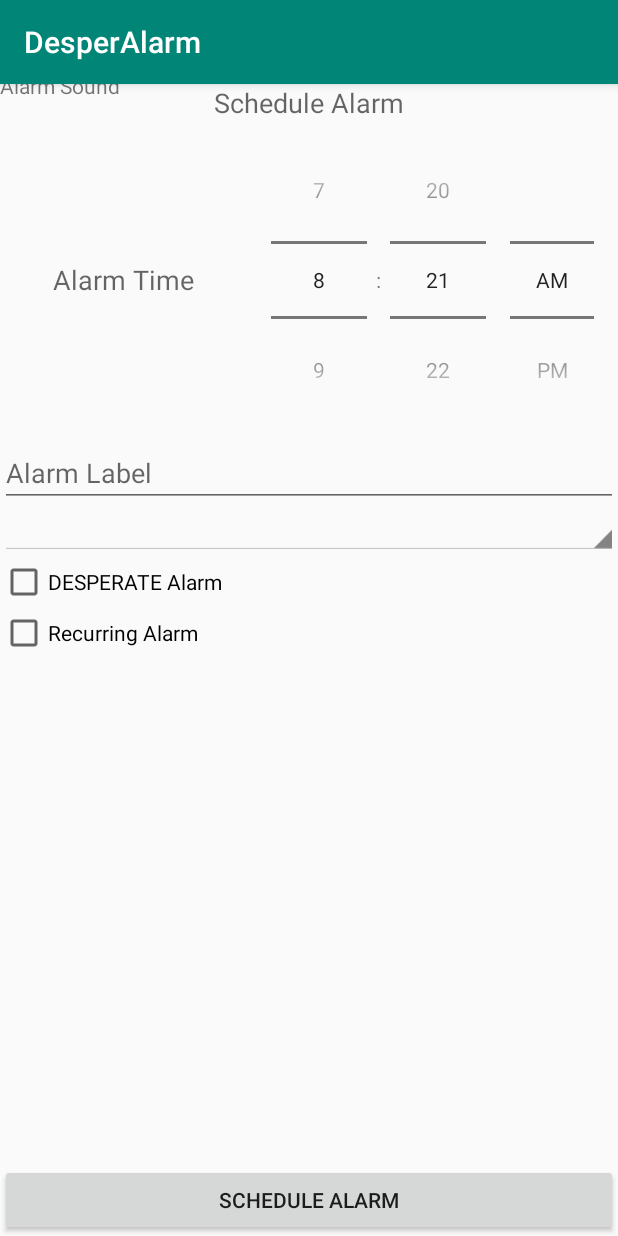
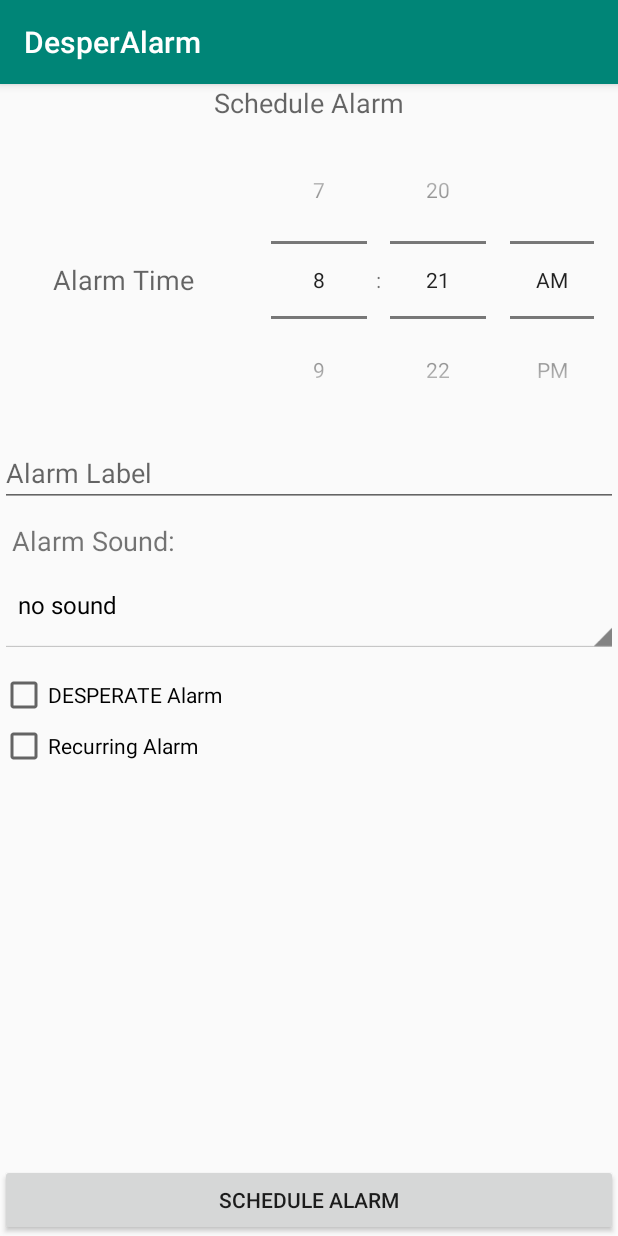
Before and after one commit to xinshuoLei/Desperalarm, an Android app: the CreateAlarmFragment screen opened through its navigation route, on a phone screen of 412 x 824 dp. Run offline under Robolectric (Android 15) with nearby library versions, the phone set to English and light mode, and no system bars; our stand-ins replace ButterKnife, Room's generated code.

Commit message:
add sound selection

```diff
--- a/new_DesperAlarm/app/src/main/java/com/example/desperalarm/alarmslist/AlarmViewHolder.java
+++ b/new_DesperAlarm/app/src/main/java/com/example/desperalarm/alarmslist/AlarmViewHolder.java
@@ -70,10 +70,10 @@ public class AlarmViewHolder extends RecyclerView.ViewHolder {
         }
 
         if (alarm.isDesperate()) {
-            alarmMode.setText("Desperate");
+            alarmMode.setText("Desperate | " + alarm.getSound());
             alarmMode.setTextColor(Color.RED);
         } else {
-            alarmMode.setText("Regular");
+            alarmMode.setText("Regular | " + alarm.getSound());
         }
 
         alarmStarted.setOnCheckedChangeListener(new CompoundButton.OnCheckedChangeListener() {
--- a/new_DesperAlarm/app/src/main/java/com/example/desperalarm/broadcastreceiver/AlarmBroadcastReceiver.java
+++ b/new_DesperAlarm/app/src/main/java/com/example/desperalarm/broadcastreceiver/AlarmBroadcastReceiver.java
@@ -25,6 +25,7 @@ public class AlarmBroadcastReceiver extends BroadcastReceiver {
     public static final String RECURRING = "RECURRING";
     public static final String TITLE = "TITLE";
     public static final String DESPERATE = "DESPERATE";
+    public static final String SOUND = "SOUND";
 
     @Override
     public void onReceive(Context context, Intent intent) {
@@ -93,6 +94,7 @@ public class AlarmBroadcastReceiver extends BroadcastReceiver {
         Intent intentService = new Intent(context, AlarmService.class);
         intentService.putExtra(TITLE, intent.getStringExtra(TITLE));
         intentService.putExtra(DESPERATE, intent.getBooleanExtra(DESPERATE, false));
+        intentService.putExtra(SOUND, intent.getStringExtra(SOUND));
         // need to check version because startForeGroundService require certain SDK
         if (Build.VERSION.SDK_INT >= Build.VERSION_CODES.O) {
             context.startForegroundService(intentService);
--- a/new_DesperAlarm/app/src/main/java/com/example/desperalarm/createalarm/CreateAlarmFragment.java
+++ b/new_DesperAlarm/app/src/main/java/com/example/desperalarm/createalarm/CreateAlarmFragment.java
@@ -5,11 +5,13 @@ import android.os.Bundle;
 import android.view.LayoutInflater;
 import android.view.View;
 import android.view.ViewGroup;
+import android.widget.ArrayAdapter;
 import android.widget.Button;
 import android.widget.CheckBox;
 import android.widget.CompoundButton;
 import android.widget.EditText;
 import android.widget.LinearLayout;
+import android.widget.Spinner;
 import android.widget.TimePicker;
 import android.widget.Toast;
 
@@ -50,6 +52,12 @@ public class CreateAlarmFragment extends Fragment {
 
     private CreateAlarmViewModel createAlarmViewModel;
 
+    public static final String NO_SOUND = "no sound";
+    public static final String NORMAL_SOUND = "normal sound";
+    public static final String IRRITATING_SOUND = "irritating sound";
+    public static final String[] SOUND_TYPES = {NO_SOUND, NORMAL_SOUND, IRRITATING_SOUND};
+    private Spinner sound;
+
     @Override
     public void onCreate(@Nullable Bundle savedInstanceState) {
         super.onCreate(savedInstanceState);
@@ -73,6 +81,11 @@ public class CreateAlarmFragment extends Fragment {
                 }
             }
         });
+        // set options for sound selection
+        sound = (Spinner) view.findViewById(R.id.fragment_createalarm_sound);
+        ArrayAdapter<String> adapter = new ArrayAdapter<>(getActivity(),
+                android.R.layout.simple_spinner_dropdown_item, SOUND_TYPES);
+        sound.setAdapter(adapter);
         // listener for the schedule alarm button
         scheduleAlarm.setOnClickListener(new View.OnClickListener() {
             @Override
@@ -81,6 +94,7 @@ public class CreateAlarmFragment extends Fragment {
                 Navigation.findNavController(v).navigate(R.id.action_createAlarmFragment_to_alarmsListFragment);
             }
         });
+
 
         return view;
     }
@@ -106,7 +120,8 @@ public class CreateAlarmFragment extends Fragment {
                 fri.isChecked(),
                 sat.isChecked(),
                 sun.isChecked(),
-                desperate.isChecked()
+                desperate.isChecked(),
+                SOUND_TYPES[sound.getSelectedItemPosition()]
         );
 
         createAlarmViewModel.insert(alarm);
--- a/new_DesperAlarm/app/src/main/java/com/example/desperalarm/data/AlarmDatabase.java
+++ b/new_DesperAlarm/app/src/main/java/com/example/desperalarm/data/AlarmDatabase.java
@@ -11,8 +11,9 @@ import java.util.concurrent.Executors;
 
 /**
  * database for alarms. version number is 2 because we updated schema to add desperate boolean
+ * version3: add alarm sound
  */
-@Database(entities = {Alarm.class}, version = 2, exportSchema = false)
+@Database(entities = {Alarm.class}, version = 3, exportSchema = false)
 public abstract class AlarmDatabase extends RoomDatabase {
     public abstract AlarmDatabaseOps alarmDao();
 
--- a/new_DesperAlarm/app/src/main/res/layout/fragment_createalarm.xml
+++ b/new_DesperAlarm/app/src/main/res/layout/fragment_createalarm.xml
@@ -57,9 +57,15 @@
             android:id="@+id/fragment_createalarm_sound_prompt"
             android:layout_width="wrap_content"
             android:layout_height="wrap_content"
-            android:text="Alarm Sound"
-            app:layout_constraintBottom_toTopOf="@+id/fragment_createalarm_scheduleAlarmHeading"
-            app:layout_constraintTop_toTopOf="parent" />
+            android:layout_marginStart="8dp"
+            android:layout_marginLeft="8dp"
+            android:layout_marginTop="10dp"
+            android:gravity="left"
+            android:text="Alarm Sound:"
+            android:textSize="18sp"
+            app:layout_constraintBottom_toTopOf="@+id/fragment_createalarm_sound"
+            app:layout_constraintStart_toStartOf="parent"
+            app:layout_constraintTop_toBottomOf="@+id/fragment_createalarm_title" />
 
         <Spinner
             android:id="@+id/fragment_createalarm_sound"
@@ -68,12 +74,15 @@
             android:layout_height="wrap_content"
             android:layout_weight="1"
             app:layout_constraintBottom_toTopOf="@+id/fragment_createalarm_desperate"
-            app:layout_constraintTop_toBottomOf="@+id/fragment_createalarm_title" />
+            app:layout_constraintEnd_toEndOf="parent"
+            app:layout_constraintStart_toStartOf="parent"
+            app:layout_constraintTop_toBottomOf="@+id/fragment_createalarm_sound_prompt" />
 
         <CheckBox
             android:id="@+id/fragment_createalarm_desperate"
             android:layout_width="match_parent"
             android:layout_height="36dp"
+            android:layout_marginTop="10dp"
             android:checked="false"
             android:text="DESPERATE Alarm"
             app:layout_constraintStart_toStartOf="parent"
```
Also changed, not shown: new_DesperAlarm/app/src/main/java/com/example/desperalarm/data/Alarm.java (+15 -1 lines), new_DesperAlarm/app/src/main/java/com/example/desperalarm/service/AlarmService.java (+34 -6 lines), 2 other files.
